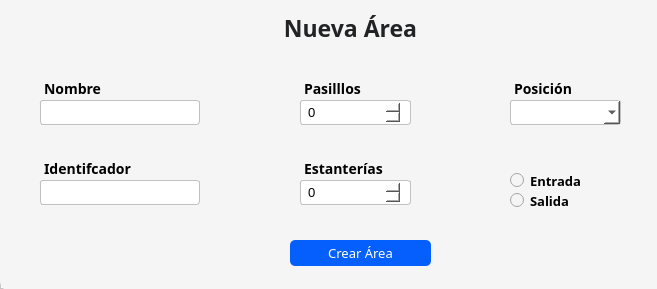
Qt form Interfaces/main/nueva_area.ui (juanignaciocansillieri/bullsoft) before a commit.
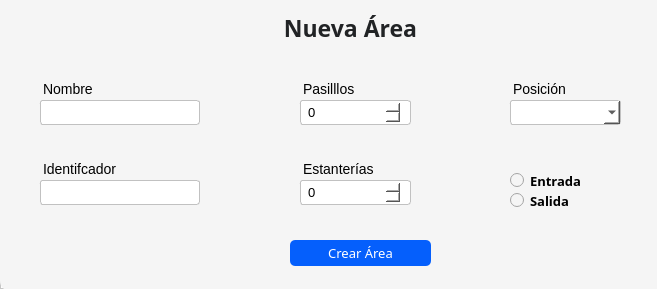
The same form after that commit.

```diff
--- a/Interfaces/main/nueva_area.ui
+++ b/Interfaces/main/nueva_area.ui
@@ -10,10 +10,16 @@
     <height>289</height>
    </rect>
   </property>
+  <property name="minimumSize">
+   <size>
+    <width>657</width>
+    <height>289</height>
+   </size>
+  </property>
   <property name="maximumSize">
    <size>
-    <width>16777215</width>
-    <height>300</height>
+    <width>657</width>
+    <height>289</height>
    </size>
   </property>
   <property name="windowTitle">
@@ -199,10 +205,7 @@
         </property>
         <property name="font">
          <font>
-          <family>Cairo</family>
           <pointsize>-1</pointsize>
-          <weight>75</weight>
-          <bold>true</bold>
          </font>
         </property>
         <property name="styleSheet">
@@ -227,10 +230,7 @@
         </property>
         <property name="font">
          <font>
-          <family>Cairo</family>
           <pointsize>-1</pointsize>
-          <weight>75</weight>
-          <bold>true</bold>
          </font>
         </property>
         <property name="styleSheet">
@@ -296,10 +296,7 @@
         </property>
         <property name="font">
          <font>
-          <family>Cairo</family>
           <pointsize>-1</pointsize>
-          <weight>75</weight>
-          <bold>true</bold>
          </font>
         </property>
         <property name="styleSheet">
@@ -325,10 +322,7 @@
         </property>
         <property name="font">
          <font>
-          <family>Cairo</family>
           <pointsize>-1</pointsize>
-          <weight>75</weight>
-          <bold>true</bold>
          </font>
         </property>
         <property name="styleSheet">
@@ -427,10 +421,7 @@
         </property>
         <property name="font">
          <font>
-          <family>Cairo</family>
           <pointsize>-1</pointsize>
-          <weight>75</weight>
-          <bold>true</bold>
          </font>
         </property>
         <property name="styleSheet">
```
